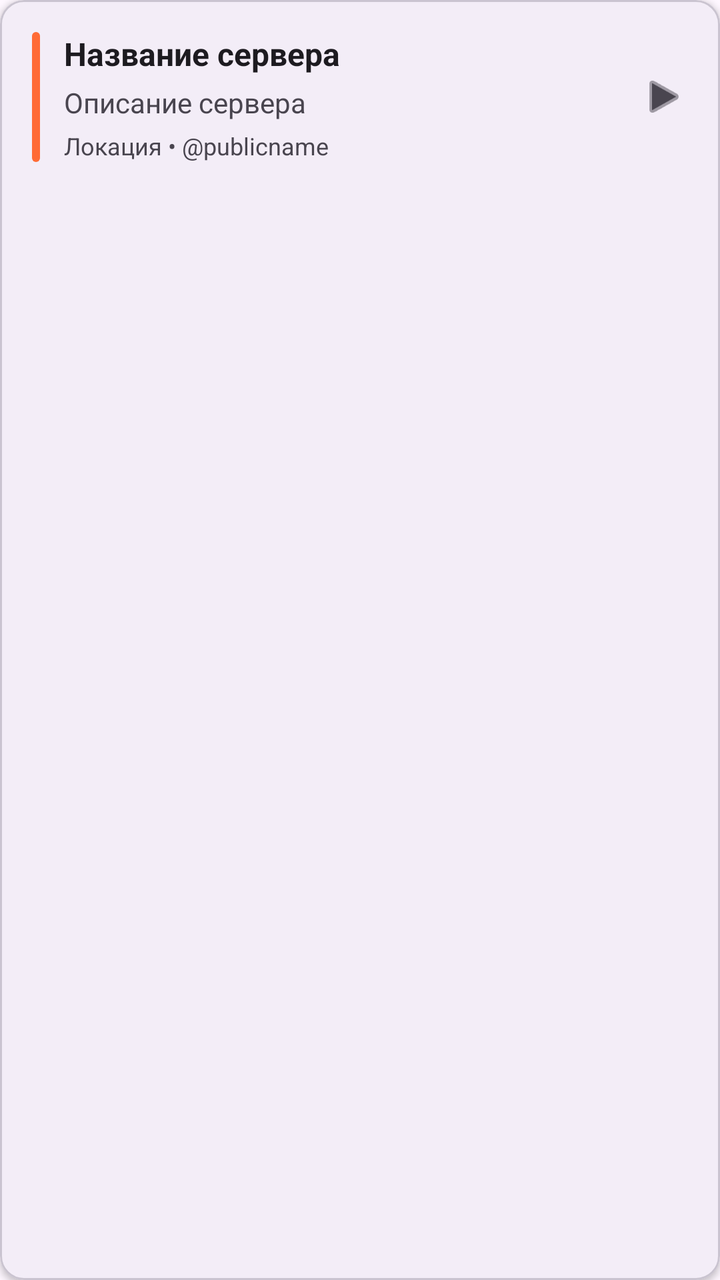
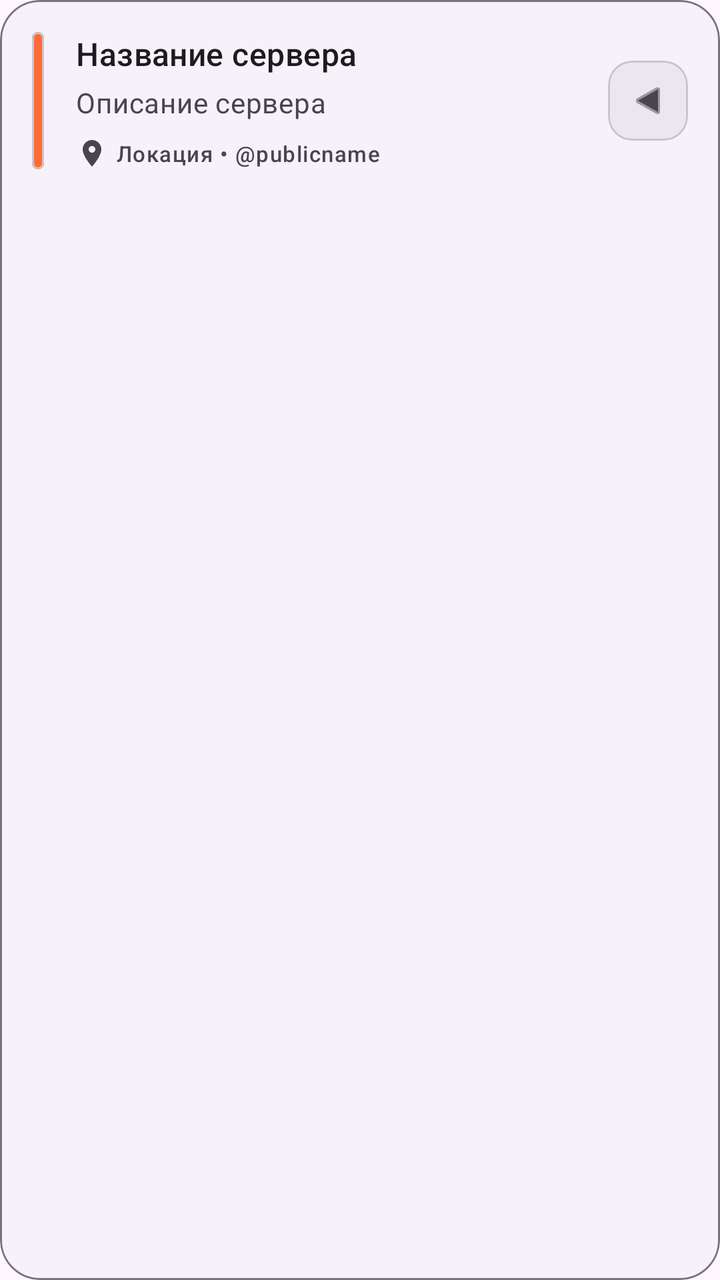

Compare the two renders of this Android layout. The source of the first and the diff that turns it into the second are given below.
<!-- AndroidManifest.xml: application theme Theme.BarkfluffClientAndroid -->
<!-- res/layout/item_server.xml -->
<?xml version="1.0" encoding="utf-8"?>
<com.google.android.material.card.MaterialCardView xmlns:android="http://schemas.android.com/apk/res/android"
    xmlns:app="http://schemas.android.com/apk/res-auto"
    android:id="@+id/serverCard"
    android:layout_width="match_parent"
    android:layout_height="wrap_content"
    android:layout_marginVertical="6dp"
    android:clickable="true"
    android:focusable="true"
    android:foreground="?attr/selectableItemBackground"
    app:cardBackgroundColor="?attr/colorSurfaceContainer"
    app:cardCornerRadius="12dp"
    app:cardElevation="2dp">

    <LinearLayout
        android:layout_width="match_parent"
        android:layout_height="wrap_content"
        android:orientation="horizontal"
        android:padding="16dp">

        
        <View
            android:id="@+id/serverColorIndicator"
            android:layout_width="4dp"
            android:layout_height="match_parent"
            android:layout_marginEnd="12dp"
            android:background="@drawable/background_color_indicator"
            android:backgroundTint="#FF6B35" />

        
        <LinearLayout
            android:layout_width="0dp"
            android:layout_height="wrap_content"
            android:layout_weight="1"
            android:orientation="vertical">

            
            <TextView
                android:id="@+id/serverTitle"
                android:layout_width="wrap_content"
                android:layout_height="wrap_content"
                android:ellipsize="end"
                android:maxLines="1"
                android:text="Название сервера"
                android:textColor="?attr/colorOnSurface"
                android:textSize="16sp"
                android:textStyle="bold" />

            
            <TextView
                android:id="@+id/serverDescription"
                android:layout_width="wrap_content"
                android:layout_height="wrap_content"
                android:layout_marginTop="4dp"
                android:ellipsize="end"
                android:maxLines="2"
                android:text="Описание сервера"
                android:textColor="?attr/colorOnSurfaceVariant"
                android:textSize="14sp" />

            
            <TextView
                android:id="@+id/serverLocationAndPublicName"
                android:layout_width="wrap_content"
                android:layout_height="wrap_content"
                android:layout_marginTop="4dp"
                android:ellipsize="end"
                android:maxLines="1"
                android:text="Локация • @publicname"
                android:textColor="?attr/colorOnSurfaceVariant"
                android:textSize="12sp" />

        </LinearLayout>

        
        <ImageView
            android:layout_width="24dp"
            android:layout_height="24dp"
            android:layout_gravity="center_vertical"
            android:layout_marginStart="12dp"
            android:src="@android:drawable/ic_media_play"
            app:tint="?attr/colorOnSurfaceVariant" />

    </LinearLayout>

</com.google.android.material.card.MaterialCardView>
<!-- resources referenced by this layout -->
<resources>
  <!-- drawable background_color_indicator (drawable) -->
  <?xml version="1.0" encoding="utf-8"?>
  <shape xmlns:android="http://schemas.android.com/apk/res/android"
      android:shape="rectangle">
      <solid android:color="#FFFFFF" />
      <corners android:radius="2dp" />
  </shape>
  <style name="Theme.BarkfluffClientAndroid" parent="Base.Theme.BarkfluffClientAndroid" />
  <style name="Base.Theme.BarkfluffClientAndroid" parent="Theme.Material3.DayNight.NoActionBar">
          
          <item name="android:statusBarColor">?attr/colorSurface</item>
          <item name="android:windowBackground">?android:attr/colorBackground</item>
      </style>
</resources>

<!-- the commit's change to res/layout/item_server.xml (unified diff, before → after) -->
@@ -4,13 +4,15 @@
     android:id="@+id/serverCard"
     android:layout_width="match_parent"
     android:layout_height="wrap_content"
-    android:layout_marginVertical="6dp"
+    android:layout_marginVertical="8dp"
     android:clickable="true"
     android:focusable="true"
     android:foreground="?attr/selectableItemBackground"
-    app:cardBackgroundColor="?attr/colorSurfaceContainer"
-    app:cardCornerRadius="12dp"
-    app:cardElevation="2dp">
+    app:cardBackgroundColor="?attr/colorSurfaceContainerLow"
+    app:cardCornerRadius="20dp"
+    app:cardElevation="0dp"
+    app:strokeColor="?attr/colorOutline"
+    app:strokeWidth="1dp">
 
     <LinearLayout
         android:layout_width="match_parent"
@@ -19,13 +21,21 @@
         android:padding="16dp">
 
         
-        <View
-            android:id="@+id/serverColorIndicator"
-            android:layout_width="4dp"
+        <com.google.android.material.card.MaterialCardView
+            android:layout_width="6dp"
             android:layout_height="match_parent"
-            android:layout_marginEnd="12dp"
-            android:background="@drawable/background_color_indicator"
-            android:backgroundTint="#FF6B35" />
+            android:layout_marginEnd="16dp"
+            app:cardBackgroundColor="#FF6B35"
+            app:cardCornerRadius="3dp"
+            app:cardElevation="0dp">
+
+            <View
+                android:id="@+id/serverColorIndicator"
+                android:layout_width="match_parent"
+                android:layout_height="match_parent"
+                android:background="#FF6B35" />
+
+        </com.google.android.material.card.MaterialCardView>
 
         
         <LinearLayout
@@ -42,9 +52,8 @@
                 android:ellipsize="end"
                 android:maxLines="1"
                 android:text="Название сервера"
-                android:textColor="?attr/colorOnSurface"
-                android:textSize="16sp"
-                android:textStyle="bold" />
+                android:textAppearance="?attr/textAppearanceTitleMedium"
+                android:textColor="?attr/colorOnSurface" />
 
             
             <TextView
@@ -55,31 +64,57 @@
                 android:ellipsize="end"
                 android:maxLines="2"
                 android:text="Описание сервера"
-                android:textColor="?attr/colorOnSurfaceVariant"
-                android:textSize="14sp" />
+                android:textAppearance="?attr/textAppearanceBodyMedium"
+                android:textColor="?attr/colorOnSurfaceVariant" />
 
             
-            <TextView
-                android:id="@+id/serverLocationAndPublicName"
+            <LinearLayout
                 android:layout_width="wrap_content"
                 android:layout_height="wrap_content"
-                android:layout_marginTop="4dp"
-                android:ellipsize="end"
-                android:maxLines="1"
-                android:text="Локация • @publicname"
-                android:textColor="?attr/colorOnSurfaceVariant"
-                android:textSize="12sp" />
+                android:layout_marginTop="8dp"
+                android:gravity="center_vertical"
+                android:orientation="horizontal">
+
+                <ImageView
+                    android:layout_width="16dp"
+                    android:layout_height="16dp"
+                    android:src="@drawable/ic_location"
+                    app:tint="?attr/colorOnSurfaceVariant" />
+
+                <TextView
+                    android:id="@+id/serverLocationAndPublicName"
+                    android:layout_width="wrap_content"
+                    android:layout_height="wrap_content"
+                    android:layout_marginStart="4dp"
+                    android:ellipsize="end"
+                    android:maxLines="1"
+                    android:text="Локация • @publicname"
+                    android:textAppearance="?attr/textAppearanceLabelSmall"
+                    android:textColor="?attr/colorOnSurfaceVariant" />
+
+            </LinearLayout>
 
         </LinearLayout>
 
         
-        <ImageView
-            android:layout_width="24dp"
-            android:layout_height="24dp"
+        <com.google.android.material.card.MaterialCardView
+            android:layout_width="40dp"
+            android:layout_height="40dp"
             android:layout_gravity="center_vertical"
             android:layout_marginStart="12dp"
-            android:src="@android:drawable/ic_media_play"
-            app:tint="?attr/colorOnSurfaceVariant" />
+            app:cardBackgroundColor="?attr/colorSurfaceContainerHigh"
+            app:cardCornerRadius="12dp"
+            app:cardElevation="0dp">
+
+            <ImageView
+                android:layout_width="20dp"
+                android:layout_height="20dp"
+                android:layout_gravity="center"
+                android:rotation="180"
+                android:src="@android:drawable/ic_media_play"
+                app:tint="?attr/colorOnSurfaceVariant" />
+
+        </com.google.android.material.card.MaterialCardView>
 
     </LinearLayout>
 
<!-- resource entries referenced after the edit -->
@@ -1,17 +1,33 @@
 <!-- resources referenced by this layout -->
 <resources>
-  <!-- drawable background_color_indicator (drawable) -->
+  <!-- drawable ic_location (drawable) -->
   <?xml version="1.0" encoding="utf-8"?>
-  <shape xmlns:android="http://schemas.android.com/apk/res/android"
-      android:shape="rectangle">
-      <solid android:color="#FFFFFF" />
-      <corners android:radius="2dp" />
-  </shape>
+  <vector xmlns:android="http://schemas.android.com/apk/res/android"
+      android:width="24dp"
+      android:height="24dp"
+      android:viewportWidth="24"
+      android:viewportHeight="24">
+      <path
+          android:fillColor="?attr/colorOnSurface"
+          android:pathData="M12,2C8.13,2 5,5.13 5,9c0,5.25 7,13 7,13s7,-7.75 7,-13c0,-3.87 -3.13,-7 -7,-7zM12,11.5c-1.38,0 -2.5,-1.12 -2.5,-2.5s1.12,-2.5 2.5,-2.5 2.5,1.12 2.5,2.5 -1.12,2.5 -2.5,2.5z"/>
+  </vector>
   <style name="Theme.BarkfluffClientAndroid" parent="Base.Theme.BarkfluffClientAndroid" />
   <style name="Base.Theme.BarkfluffClientAndroid" parent="Theme.Material3.DayNight.NoActionBar">
           
-          <item name="android:statusBarColor">?attr/colorSurface</item>
+          <item name="android:windowLayoutInDisplayCutoutMode" tools:targetApi="p">shortEdges</item>
+          <item name="android:statusBarColor">@android:color/transparent</item>
+          <item name="android:navigationBarColor">@android:color/transparent</item>
           <item name="android:windowBackground">?android:attr/colorBackground</item>
+          
+          
+          <item name="shapeAppearanceSmallComponent">@style/ShapeAppearance.Material3.SmallComponent</item>
+          <item name="shapeAppearanceMediumComponent">@style/ShapeAppearance.Material3.MediumComponent</item>
+          <item name="shapeAppearanceLargeComponent">@style/ShapeAppearance.Material3.LargeComponent</item>
+          
+          
+          <item name="textAppearanceDisplayLarge">@style/TextAppearance.Material3.DisplayLarge</item>
+          <item name="textAppearanceHeadlineLarge">@style/TextAppearance.Material3.HeadlineLarge</item>
+          <item name="textAppearanceTitleLarge">@style/TextAppearance.Material3.TitleLarge</item>
       </style>
 </resources>
 
